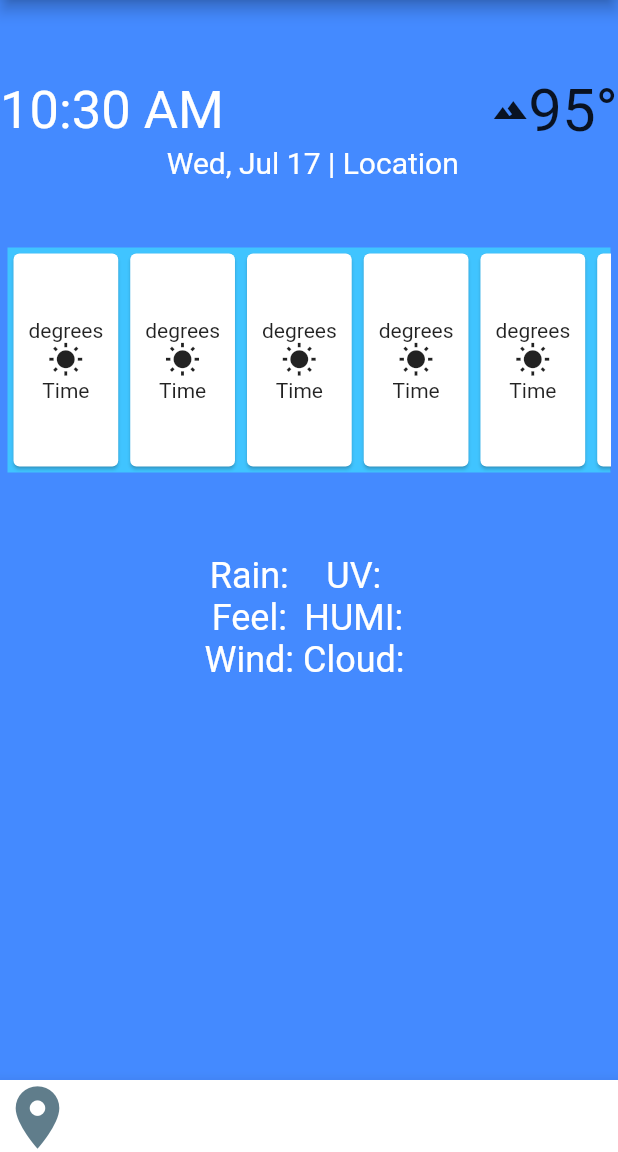
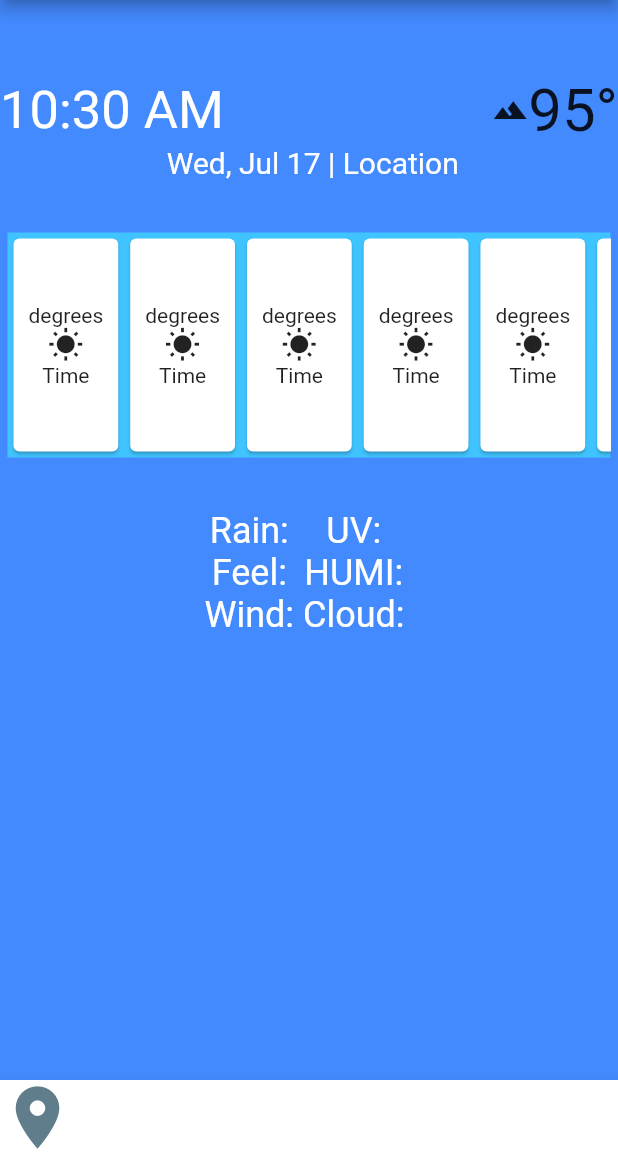
Before and after one commit to AndresRodCodes/Fleather, a Flutter app: the screen it shows after launch, on a phone screen of 412 x 824 dp, the part 84-1236 px from its top. Run offline on Flutter 3.47's test engine with Material 2 defaults, Android fonts, the phone set to English and light mode, and no system bars; our stand-ins replace geolocator.

Commit message:
Removed overflowing container bug

```diff
--- a/lib/main.dart
+++ b/lib/main.dart
@@ -84,7 +84,7 @@ class _MyHomePageState extends State<MyHomePage> {
             ),
           ]),
           SizedBox(
-            height: 40.0,
+            height: 30.0,
           ),
           SafeArea(
             child: Padding(
@@ -115,12 +115,9 @@ class _MyHomePageState extends State<MyHomePage> {
             ),
           ),
           SizedBox(
-            height: 50.0,
+            height: 30.0,
           ),
-          Container(
-            height: 200,
-//color: Colors.yellow,
-            child: Row(
+          Row(
             mainAxisAlignment: MainAxisAlignment.center,
             children: <Widget>[
               Column(
@@ -178,7 +175,6 @@ class _MyHomePageState extends State<MyHomePage> {
                 ],
               ),
             ],
-            ),
           )
         ],
       ),
```
Lines whose indentation alone changed are shown as unchanged.
